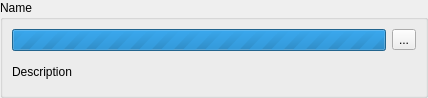
The window that data/forms/task_widget.ui (pythoningLearning/hackedit) describes before a commit, drawn with Qt 5.
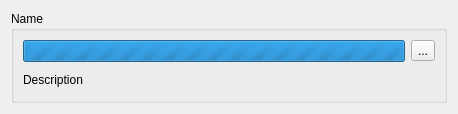
The same window after the commit. Icons and pictures are not drawn. Custom widgets are drawn as their Qt base class.

Diff of the .ui file:
```diff
--- a/data/forms/task_widget.ui
+++ b/data/forms/task_widget.ui
@@ -6,36 +6,21 @@
    <rect>
     <x>0</x>
     <y>0</y>
-    <width>428</width>
-    <height>98</height>
+    <width>456</width>
+    <height>114</height>
    </rect>
   </property>
-  <property name="sizePolicy">
-   <sizepolicy hsizetype="Preferred" vsizetype="Preferred">
-    <horstretch>0</horstretch>
-    <verstretch>0</verstretch>
-   </sizepolicy>
+  <property name="maximumSize">
+   <size>
+    <width>16777215</width>
+    <height>16777215</height>
+   </size>
   </property>
   <property name="windowTitle">
    <string>Form</string>
   </property>
-  <layout class="QVBoxLayout" name="verticalLayout">
-   <property name="spacing">
-    <number>0</number>
-   </property>
-   <property name="leftMargin">
-    <number>0</number>
-   </property>
-   <property name="topMargin">
-    <number>0</number>
-   </property>
-   <property name="rightMargin">
-    <number>0</number>
-   </property>
-   <property name="bottomMargin">
-    <number>0</number>
-   </property>
-   <item>
+  <layout class="QGridLayout" name="gridLayout">
+   <item row="0" column="0">
     <widget class="QGroupBox" name="group">
      <property name="sizePolicy">
       <sizepolicy hsizetype="Expanding" vsizetype="Preferred">
@@ -46,65 +31,109 @@
      <property name="title">
       <string>Name</string>
      </property>
-     <layout class="QVBoxLayout" name="verticalLayout_2">
+     <layout class="QGridLayout" name="gridLayout_2">
       <property name="sizeConstraint">
-       <enum>QLayout::SetMaximumSize</enum>
+       <enum>QLayout::SetDefaultConstraint</enum>
       </property>
-      <item>
+      <item row="0" column="1">
+       <widget class="QToolButton" name="bt_cancel">
+        <property name="toolTip">
+         <string>Cancel operation</string>
+        </property>
+        <property name="text">
+         <string>...</string>
+        </property>
+        <property name="icon">
+         <iconset theme="process-stop">
+          <normaloff>.</normaloff>.</iconset>
+        </property>
+       </widget>
+      </item>
+      <item row="0" column="0">
+       <widget class="QProgressBar" name="pbar_progress">
+        <property name="sizePolicy">
+         <sizepolicy hsizetype="Minimum" vsizetype="Fixed">
+          <horstretch>0</horstretch>
+          <verstretch>0</verstretch>
+         </sizepolicy>
+        </property>
+        <property name="minimumSize">
+         <size>
+          <width>0</width>
+          <height>0</height>
+         </size>
+        </property>
+        <property name="maximum">
+         <number>0</number>
+        </property>
+        <property name="value">
+         <number>-1</number>
+        </property>
+        <property name="textVisible">
+         <bool>true</bool>
+        </property>
+       </widget>
+      </item>
+      <item row="1" column="0">
        <layout class="QHBoxLayout" name="horizontalLayout">
         <item>
-         <widget class="QProgressBar" name="pbar_progress">
+         <widget class="ElidedLabel" name="lbl_description">
           <property name="sizePolicy">
-           <sizepolicy hsizetype="Minimum" vsizetype="Fixed">
+           <sizepolicy hsizetype="Fixed" vsizetype="Preferred">
             <horstretch>0</horstretch>
             <verstretch>0</verstretch>
            </sizepolicy>
           </property>
           <property name="minimumSize">
            <size>
-            <width>0</width>
+            <width>350</width>
             <height>0</height>
            </size>
           </property>
-          <property name="maximum">
-           <number>0</number>
-          </property>
-          <property name="value">
-           <number>-1</number>
-          </property>
-          <property name="textVisible">
-           <bool>true</bool>
-          </property>
-         </widget>
-        </item>
-        <item>
-         <widget class="QToolButton" name="bt_cancel">
-          <property name="toolTip">
-           <string>Cancel operation</string>
+          <property name="maximumSize">
+           <size>
+            <width>350</width>
+            <height>16777215</height>
+           </size>
           </property>
           <property name="text">
-           <string>...</string>
+           <string>Description</string>
           </property>
-          <property name="icon">
-           <iconset theme="process-stop">
-            <normaloff>.</normaloff>.</iconset>
+          <property name="wordWrap">
+           <bool>false</bool>
           </property>
          </widget>
         </item>
+        <item>
+         <spacer name="horizontalSpacer">
+          <property name="orientation">
+           <enum>Qt::Horizontal</enum>
+          </property>
+          <property name="sizeType">
+           <enum>QSizePolicy::MinimumExpanding</enum>
+          </property>
+          <property name="sizeHint" stdset="0">
+           <size>
+            <width>32</width>
+            <height>20</height>
+           </size>
+          </property>
+         </spacer>
+        </item>
        </layout>
       </item>
-      <item>
-       <widget class="QLabel" name="lbl_description">
-        <property name="text">
-         <string>Description</string>
-        </property>
-       </widget>
-      </item>
      </layout>
     </widget>
    </item>
   </layout>
  </widget>
+ <customwidgets>
+  <customwidget>
+   <class>ElidedLabel</class>
+   <extends>QLabel</extends>
+   <header>hackedit.api.widgets</header>
+  </customwidget>
+ </customwidgets>
  <resources/>
  <connections/>
 </ui>
```
